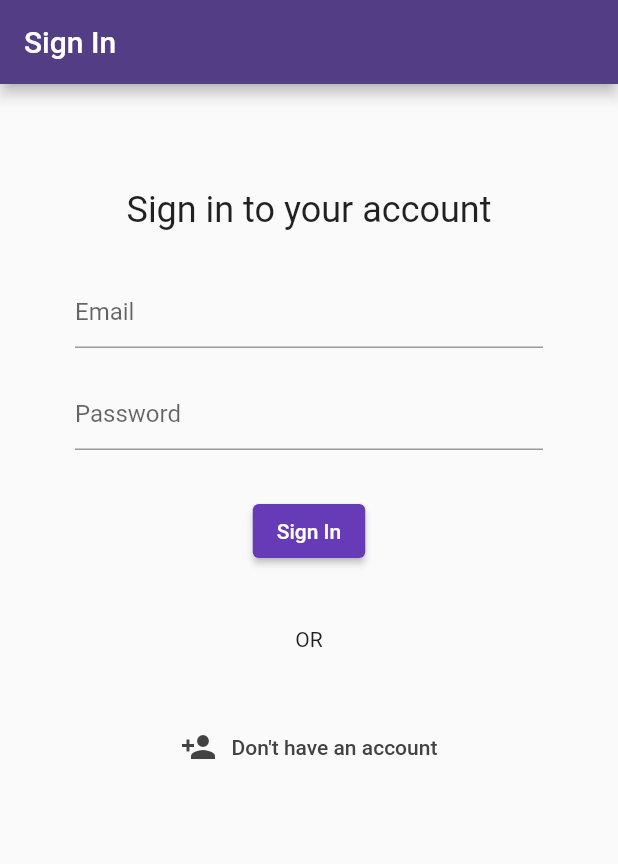
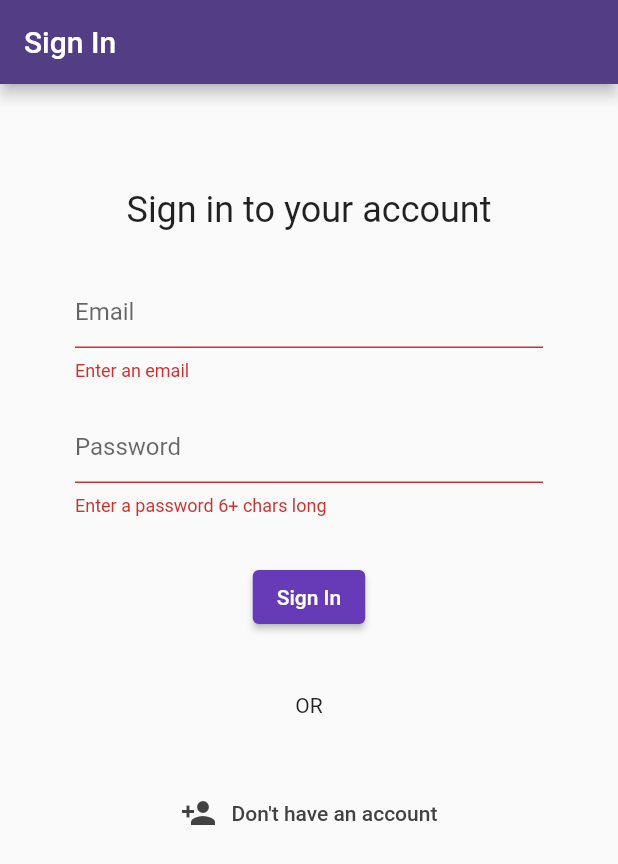
Before and after one commit to Ebinu-S/ingridient_validator, a Flutter app: the screen it shows once a user with an empty profile is signed in, after a tap on the "settings" icon, after a tap on "LogOut", after a tap on "Sign In", on a phone screen of 412 x 824 dp. Shown: the top 864 px of the screen. Run offline on Flutter 3.47's test engine with Material 2 defaults, Android fonts, the phone set to English and light mode, and no system bars; our stand-ins replace cloud_firestore, firebase_auth, firebase_core, firebase_storage, flutter_spinkit, image_cropper and 2 more; missing offline and left inert: google_ml_kit; accounts and stored records are empty; network calls fail.

Commit message:
working prototype

```diff
--- a/lib/main.dart
+++ b/lib/main.dart
@@ -5,11 +5,15 @@ import 'package:firebase_core/firebase_core.dart';
 import 'package:project_ing_validator/services/auth.dart';
 import 'package:provider/provider.dart';
 import 'package:project_ing_validator/models/user.dart';
+// import 'package:flutter_dotenv/flutter_dotenv.dart';
+
 
 void main() async {
   WidgetsFlutterBinding.ensureInitialized();
   await Firebase.initializeApp();
+  // await dotenv.load(fileName: ".env");
   runApp(StreamProvider<AppUser?>.value(
+    updateShouldNotify: (__,_) => true,
     value: AuthService().user,
     initialData: null,
     child: MaterialApp(
--- a/lib/screens/authenticate/sign_in.dart
+++ b/lib/screens/authenticate/sign_in.dart
@@ -33,7 +33,8 @@ class _SignInState extends State<SignIn> {
         backgroundColor: Color(0xff533E85),
         automaticallyImplyLeading: false,
       ),
-      body: Container(
+      body: SingleChildScrollView(
+        child: Container(
           padding: EdgeInsets.symmetric(vertical: 20.0, horizontal: 50.0),
           child: Center(
             child: Column(
@@ -67,24 +68,22 @@ class _SignInState extends State<SignIn> {
                       SizedBox(height: 30.0),
                       ElevatedButton(
                         onPressed: () async {
+                          if(_formKey.currentState!.validate()) {
                             pd.show(
                                 max:10,
-                          msg: "Loading..",
+                                msg: "Signing in..",
                                 progressValueColor: Colors.deepPurple,
                                 barrierColor: Colors.black12.withOpacity(0.5)
                             );
                             dynamic result = await _auth.SignInWithEmailAndPassword(email, password);
-                        setState(() {
-                          loading = false;
-                        });
                             if(result == null) {
                               print("No user, user error");
                               pd.close();
                             }
-
                             else {
                               pd.close();
-                          Navigator.of(context).push(MaterialPageRoute(builder: (context) => Home()));
+                              Navigator.of(context).push(MaterialPageRoute(builder: (context) => Home(user: result)));
+                            }
                           }
                         },
                         child: Text("Sign In"),
@@ -119,6 +118,7 @@ class _SignInState extends State<SignIn> {
             ),
           ),
         ),
+      ),
     );
   }
 }
--- a/lib/screens/authenticate/sign_up.dart
+++ b/lib/screens/authenticate/sign_up.dart
@@ -33,7 +33,8 @@ class _SignUpState extends State<SignUp> {
         automaticallyImplyLeading: false,
         backgroundColor: Color(0xff533E85),
       ),
-      body: Container(
+      body: SingleChildScrollView(
+        child: Container(
           padding: EdgeInsets.symmetric(vertical: 20.0, horizontal: 50.0),
           child: Center(
             child: Column(
@@ -124,6 +125,7 @@ class _SignUpState extends State<SignUp> {
             ),
           ),
         ),
+      ),
     );;
   }
 }
--- a/lib/screens/home/home.dart
+++ b/lib/screens/home/home.dart
@@ -2,17 +2,21 @@ import 'dart:io';
 
 import 'dart:developer'; // delete on production
 
+import 'package:project_ing_validator/models/user.dart';
 import 'package:project_ing_validator/screens/settings/settings.dart';
 import 'package:project_ing_validator/screens/shared/loading.dart';
+import 'package:project_ing_validator/services/allergyFinder.dart';
 import 'package:project_ing_validator/services/analyzeImage.dart';
 import 'package:flutter/material.dart';
 import 'package:image_picker/image_picker.dart';
 import 'package:project_ing_validator/services/auth.dart';
 import 'package:project_ing_validator/screens/authenticate/authenticate.dart';
+import 'package:project_ing_validator/services/firebaseDB.dart';
 import 'package:project_ing_validator/services/ingredients_extractor.dart';
 
 class Home extends StatefulWidget {
-  const Home({Key? key}) : super(key: key);
+  AppUser? user;
+  Home({this.user});
 
   @override
   State<Home> createState() => _HomeState();
@@ -21,13 +25,29 @@ class Home extends StatefulWidget {
 class _HomeState extends State<Home> {
 
   final AuthService _auth = AuthService();
+  final databaseService db = databaseService();
 
   bool textScanning = false;
   String scannedText = "";
+  String foundAllergens = "";
+  String allIngredients = "";
   File? imageFile;
 
   @override
   Widget build(BuildContext context) {
+
+
+    print("usernameusername");
+    dynamic udata;
+    getUserData () async {
+      // udata = await db.getData(widget.user);
+      print('dtats');
+    }
+    if(udata == null ) {
+      getUserData();
+    }
+    print(udata);
+
     return Scaffold(
       backgroundColor: Color(0xffF3F1F8),
       appBar: AppBar(
@@ -38,7 +58,7 @@ class _HomeState extends State<Home> {
           ElevatedButton.icon(
               onPressed: () async{
                 // await _auth.signOut();
-                Navigator.of(context).pushReplacement(MaterialPageRoute(builder: (context) => Settings()));
+                Navigator.of(context).pushReplacement(MaterialPageRoute(builder: (context) => Settings(user: widget.user)));
               },
               icon: Icon(Icons.settings),
               label: Text(""),
@@ -53,12 +73,15 @@ class _HomeState extends State<Home> {
             margin: EdgeInsets.all(20.0),
             child: Column(
               children: [
+                // Text(
+                //     "Welcome, ${udata == Null ? udata.username + ",": "Guest,"}"
+                // ),
                 Row(
                   mainAxisAlignment: MainAxisAlignment.spaceEvenly ,
                   children: [
                     ElevatedButton(
                         onPressed: () {
-                          getImage(ImageSource.camera);
+                          getImage(ImageSource.camera, udata);
                         },
                         style: ElevatedButton.styleFrom(
                           minimumSize: Size(100,60),
@@ -82,7 +105,7 @@ class _HomeState extends State<Home> {
                         )
                     ),
                     ElevatedButton(
-                        onPressed: () => getImage(ImageSource.gallery),
+                        onPressed: () => getImage(ImageSource.gallery, udata),
                         style: ElevatedButton.styleFrom(
                           minimumSize: Size(100,60),
                           primary: Color(0xffffffff),
@@ -165,6 +188,21 @@ class _HomeState extends State<Home> {
                         style: TextStyle(
                           fontSize: 16,
                           fontWeight: FontWeight.normal,
+                        ),
+                      ),
+                      SizedBox(height: 25),
+                      Text(
+                        foundAllergens != "" ? foundAllergens : "" ,
+                        style: TextStyle(
+                          fontSize: 22,
+                          fontWeight: FontWeight.bold,
+                        ),),
+                      SizedBox(height: 25),
+                      Text(
+                        allIngredients != "" ? allIngredients : "" ,
+                        style: TextStyle(
+                          fontSize: 18,
+                          fontWeight: FontWeight.normal,
                         ),),
                     ],
                   ),
@@ -176,28 +214,35 @@ class _HomeState extends State<Home> {
     );
   }
 
-  void getImage(ImageSource source) async {
-
-    final IngredientExtractor ingExtractor = IngredientExtractor();
+  void getImage(ImageSource source, dynamic udata) async {
 
     textScanning = true;
     scannedText = "";
+    foundAllergens = "";
+    allIngredients = "";
+    imageFile = null;
 
-    await PickImage(source).then((res)
+    await PickImage(source, widget.user).then((res)
     {
       if(res['success'] == true) {
-        List<String> result = ingExtractor.extractTheIngredients(res['message']);
-
-        result.asMap().forEach((index,element, ) {
-          scannedText += "${index+1}: " + element + "\n\n";
+        imageFile = res['image'];
+        scannedText = res['allergensFound'].length > 0 ? "Allergens found. DONT EAT\n" : "No allergens found";
+        // foundAllergens = res['allergensFound'];
+        res['allergensFound'].forEach( (element) {
+          foundAllergens += element + ", ";
+        });
+        res['ingredients'].forEach( (element) {
+          allIngredients += element['name'] + ", ";
         });
 
-        imageFile = res['image'];
-        textScanning = false;
-        setState(() {});
+        // print("all allregerns");
+        // print(res['ingredients']);
+        textScanning =false;
+        setState(() { });
       }
       else {
         print("Error");
+        scannedText = "Something went wrong please try again later";
       }
     }
     );
--- a/lib/screens/settings/settings.dart
+++ b/lib/screens/settings/settings.dart
@@ -8,7 +8,8 @@ import 'package:project_ing_validator/models/user.dart';
 
 
 class Settings extends StatefulWidget {
-  const Settings({Key? key}) : super(key: key);
+  AppUser? user;
+  Settings({this.user});
 
   @override
   State<Settings> createState() => _SettingsState();
@@ -32,7 +33,7 @@ class _SettingsState extends State<Settings> {
           ElevatedButton.icon(
               onPressed: () async{
                 // await _auth.signOut();
-                Navigator.of(context).pushReplacement(MaterialPageRoute(builder: (context) => Home()));
+                Navigator.of(context).pushReplacement(MaterialPageRoute(builder: (context) => Home(user: widget.user)));
               },
               icon: Icon(Icons.home),
               label: Text(""),
@@ -48,21 +49,30 @@ class _SettingsState extends State<Settings> {
         child: Column(
           crossAxisAlignment: CrossAxisAlignment.stretch,
           mainAxisAlignment: MainAxisAlignment.spaceBetween,
+          mainAxisSize: MainAxisSize.max,
           children: [
-            ElevatedButton.icon(
-                onPressed: () async{
-                  await _auth.signOut();
-                  Navigator.of(context).pushReplacement(MaterialPageRoute(builder: (context) => Authenticate()));
-                },
-                icon: Icon(Icons.person),
-                label: Text("LogOut"),
+            Text(
+              "User Settings",
+              style: TextStyle(
+                fontWeight: FontWeight.w600,
+                fontSize: 20,
+              ),
             ),
+            SizedBox(height: 20,),
             ElevatedButton.icon(
               onPressed: () async{
                 Navigator.of(context).push(MaterialPageRoute(builder: (context) => SelectAllergies(user: user)));
               },
               icon: Icon(Icons.list),
-              label: Text("Select Allergies"),
+              label: Text("Update Allergies"),
+            ),
+            ElevatedButton.icon(
+              onPressed: () async{
+                await _auth.signOut();
+                Navigator.of(context).pushReplacement(MaterialPageRoute(builder: (context) => Authenticate()));
+              },
+              icon: Icon(Icons.person),
+              label: Text("LogOut"),
             ),
           ],
         ),
--- a/lib/services/auth.dart
+++ b/lib/services/auth.dart
@@ -14,6 +14,7 @@ class AuthService {
 
   // auth change user stream
   Stream<AppUser?> get user {
+    print("insosossxoxoxoxoxoxoxoxoxoxoxxoxoxoxo");
     return _auth.authStateChanges().map(_userFromFirebaseUser);
   }
 
```
Also changed, not shown: lib/data/allergens.dart (added, +38 -0 lines), lib/screens/initialScreens/selectAllergies.dart (+10 -9 lines), lib/services/allergyFinder.dart (added, +62 -0 lines), lib/services/analyzeImage.dart (+62 -8 lines), lib/services/firebaseDB.dart (+34 -0 lines), lib/services/storage.dart (added, +28 -0 lines), pubspec.yaml (+5 -2 lines), lib/services/ingredients_extractor.dart (indentation only), pubspec.lock, 1 other file. Lines whose indentation alone changed are shown as unchanged.
